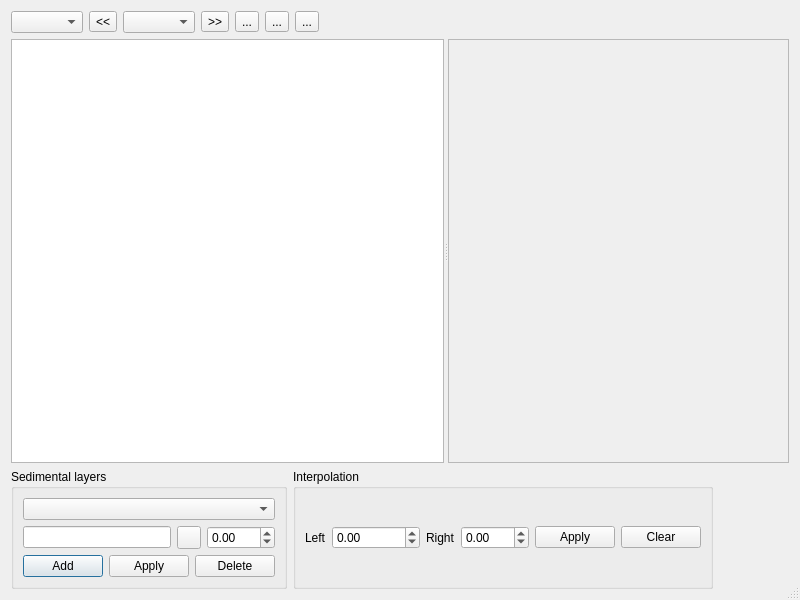
Old version of the form PreCourlis/ui/profile_dialog_base.ui in the repository nixsosx2032/PreCourlis.
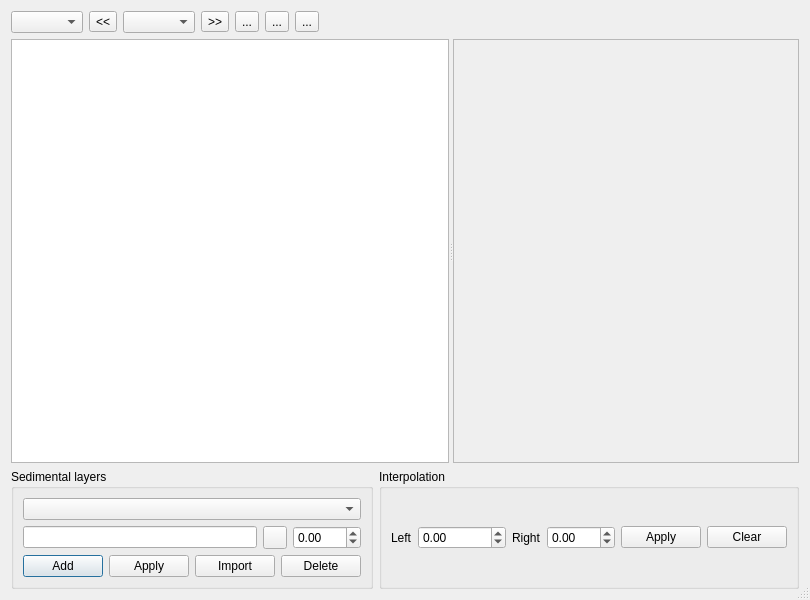
New version of the form. Custom widgets are drawn as their Qt base class.

Commit message: Add algorithm ImportLayerFromDEM

Diff of the .ui file:
```diff
--- a/PreCourlis/ui/profile_dialog_base.ui
+++ b/PreCourlis/ui/profile_dialog_base.ui
@@ -268,6 +268,16 @@
             </property>
            </widget>
           </item>
+          <item>
+           <widget class="QPushButton" name="importLayerValuesButton">
+            <property name="toolTip">
+             <string>Import layer values from DEM</string>
+            </property>
+            <property name="text">
+             <string>Import</string>
+            </property>
+           </widget>
+          </item>
           <item>
            <widget class="QPushButton" name="deleteLayerButton">
             <property name="toolTip">
```
The commit also changes 9 other files.
